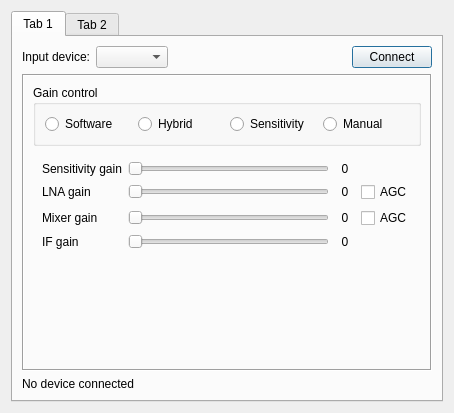
Qt form gui/setupdialog.ui (KejPi/AbracaDABra) before a commit.
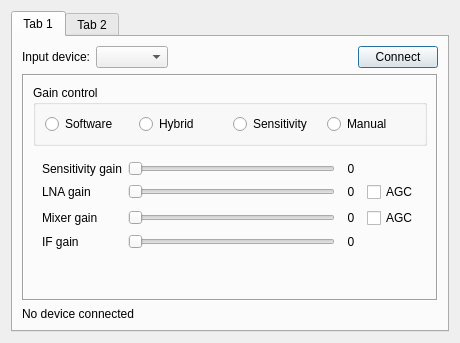
The same form after that commit.

Commit message: Setup dialog fixed size

```diff
--- a/gui/setupdialog.ui
+++ b/gui/setupdialog.ui
@@ -7,16 +7,19 @@
     <x>0</x>
     <y>0</y>
     <width>456</width>
-    <height>409</height>
+    <height>339</height>
    </rect>
   </property>
+  <property name="minimumSize">
+   <size>
+    <width>0</width>
+    <height>0</height>
+   </size>
+  </property>
   <property name="windowTitle">
    <string>Setup</string>
   </property>
-  <layout class="QGridLayout" name="gridLayout_6">
-   <property name="sizeConstraint">
-    <enum>QLayout::SetFixedSize</enum>
-   </property>
+  <layout class="QGridLayout" name="mainLayout">
    <item row="0" column="0">
     <widget class="QTabWidget" name="tabWidget">
      <property name="sizePolicy">
@@ -27,8 +30,8 @@
      </property>
      <property name="minimumSize">
       <size>
-       <width>432</width>
-       <height>391</height>
+       <width>438</width>
+       <height>321</height>
       </size>
      </property>
      <property name="currentIndex">
@@ -79,6 +82,12 @@
        </item>
        <item>
         <widget class="QStackedWidget" name="deviceOptionsWidget">
+         <property name="minimumSize">
+          <size>
+           <width>414</width>
+           <height>221</height>
+          </size>
+         </property>
          <property name="frameShape">
           <enum>QFrame::Box</enum>
          </property>
@@ -676,7 +685,7 @@
              </property>
              <property name="sizeHint" stdset="0">
               <size>
-               <width>20</width>
+               <width>0</width>
                <height>0</height>
               </size>
              </property>
```
The commit also changes 1 other file.
